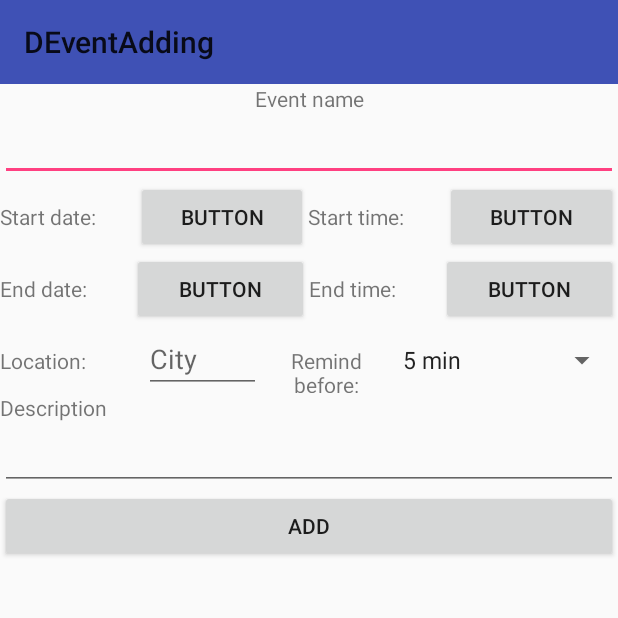
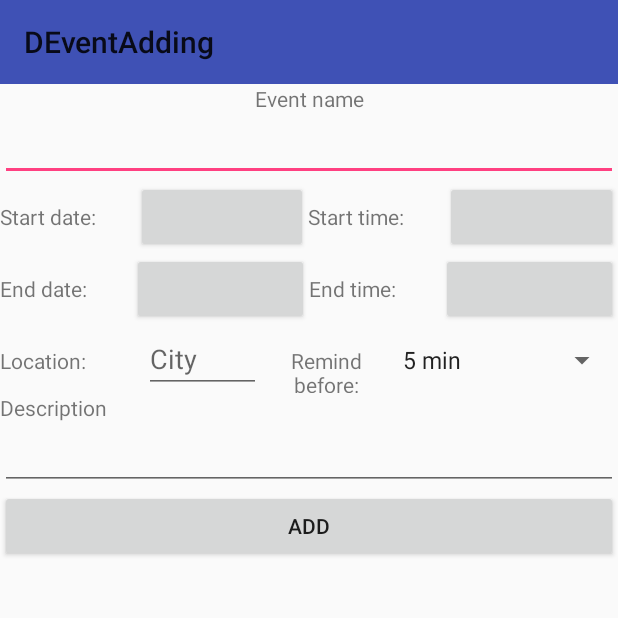
Before and after one commit to DSquare68/DCalendar, an Android app: the DEventAdding screen opened directly, with no data from a screen before it, on a phone screen of 412 x 824 dp, the top half of it. Run offline under Robolectric (Android 15) with nearby library versions, the phone set to English and light mode, and no system bars.

Commit message:
Working on DEventAdding

```diff
--- a/dcalendar/src/main/java/com/daniel/dcalendar/dview/DDay.java
+++ b/dcalendar/src/main/java/com/daniel/dcalendar/dview/DDay.java
@@ -8,6 +8,7 @@ import android.widget.LinearLayout;
 
 import com.daniel.dcalendar.R;
 import com.daniel.dcalendar.logic.view.DDayLogic;
+import com.daniel.dcalendar.logic.view.DEventAddingLogic;
 
 
 public class DDay extends android.support.v7.widget.AppCompatButton {
@@ -18,7 +19,7 @@ public class DDay extends android.support.v7.widget.AppCompatButton {
     private boolean setDefault;
     private boolean isEvent;
 
-    public DDay(Context context,int dayNumber, boolean setDefault, boolean isEvent) {
+    public DDay(Context context, final int dayNumber, boolean setDefault, boolean isEvent) {
         super(context);
         setText(String.valueOf(dayNumber));
         this.isEvent=isEvent;
--- a/dcalendar/src/main/java/com/daniel/dcalendar/dview/DEventAdding.java
+++ b/dcalendar/src/main/java/com/daniel/dcalendar/dview/DEventAdding.java
@@ -11,11 +11,15 @@ import android.widget.Spinner;
 import com.daniel.dcalendar.R;
 import com.daniel.dcalendar.logic.view.DEventAddingLogic;
 
+import java.text.SimpleDateFormat;
+import java.util.Date;
+
 public class DEventAdding extends AppCompatActivity {
 
     public static Button startDateButton;
     public static Button endDateButton;
     public static Button startTime, endTime;
+    public static Button add;
     public static EditText name, localization, description;
     public static Spinner reminder;
 
@@ -27,11 +31,15 @@ public class DEventAdding extends AppCompatActivity {
         setSupportActionBar((android.support.v7.widget.Toolbar) findViewById(R.id.toolbar));
         findViews();
         setListeners();
+        //setHints();
     }
 
     private void setListeners() {
         startDateButton.setOnClickListener(DEventAddingLogic.setOnClickListener(true,this));
         endDateButton.setOnClickListener(DEventAddingLogic.setOnClickListener(false,this));
+
+        startTime.setOnClickListener(DEventAddingLogic.setOnClickListenerTime(true,this));
+        endTime.setOnClickListener(DEventAddingLogic.setOnClickListenerTime(false,this));
     }
 
     private void findViews() {
@@ -46,6 +54,22 @@ public class DEventAdding extends AppCompatActivity {
         reminder = findViewById(R.id.reminder_spinner);
 
         description = findViewById(R.id.description_edit_text);
+
+        add = findViewById(R.id.add);
+    }
+
+    private void setHints() {
+        // TODO this works if adding to present day.
+        SimpleDateFormat sDate = new SimpleDateFormat("dd.MM.yyyy");
+        SimpleDateFormat time = new SimpleDateFormat("HH:00");
+        Date date = new Date();
+
+        startDateButton.setHint(sDate.format(date));
+        endDateButton.setHint(sDate.format(date));
+
+        startTime.setHint(time.format(date));
+        date.setHours(date.getHours()+1);
+        endTime.setHint(time.format(date));
     }
 
     public void addEvent(View view){
--- a/dcalendar/src/main/java/com/daniel/dcalendar/event/Columns.java
+++ b/dcalendar/src/main/java/com/daniel/dcalendar/event/Columns.java
@@ -3,7 +3,7 @@ package com.daniel.dcalendar.event;
 import android.provider.BaseColumns;
 
 public interface Columns extends BaseColumns {
-    String DATA_BASE_NAME = "drug.db";
+    String DATA_BASE_NAME = "dcalendar.db";
     int DATA_BASE_VERSION = 1;
 
     String TABLE_NAME="event";
--- a/dcalendar/src/main/java/com/daniel/dcalendar/logic/app/DateAndTime.java
+++ b/dcalendar/src/main/java/com/daniel/dcalendar/logic/app/DateAndTime.java
@@ -5,7 +5,7 @@ import java.util.Date;
 public class DateAndTime {
 
     public static Date toDate(String date, String time){
-        SimpleDateFormat sdf = new SimpleDateFormat("yyyy.MM.dd hh:mm");
+        SimpleDateFormat sdf = new SimpleDateFormat("dd.MM.yyyy HH:mm");
         return  sdf.parse(date+" "+time,null);
     }
 
--- a/dcalendar/src/main/res/layout/activity_devent_adding.xml
+++ b/dcalendar/src/main/res/layout/activity_devent_adding.xml
@@ -54,8 +54,7 @@
             android:id="@+id/start_date_button"
             android:layout_width="wrap_content"
             android:layout_height="wrap_content"
-            android:layout_weight="1"
-            android:text="Button" />
+            android:layout_weight="1" />
 
         <TextView
             android:id="@+id/start_time_text_view"
@@ -68,8 +67,7 @@
             android:id="@+id/start_time_button"
             android:layout_width="wrap_content"
             android:layout_height="wrap_content"
-            android:layout_weight="1"
-            android:text="Button" />
+            android:layout_weight="1" />
 
     </LinearLayout>
 
@@ -91,8 +89,7 @@
             android:id="@+id/end_date_button"
             android:layout_width="wrap_content"
             android:layout_height="wrap_content"
-            android:layout_weight="1"
-            android:text="Button" />
+            android:layout_weight="1" />
 
         <TextView
             android:id="@+id/end_time_text_view"
@@ -105,8 +102,7 @@
             android:id="@+id/end_time_button"
             android:layout_width="wrap_content"
             android:layout_height="wrap_content"
-            android:layout_weight="1"
-            android:text="Button" />
+            android:layout_weight="1" />
 
     </LinearLayout>
 
@@ -174,7 +170,7 @@
     </LinearLayout>
 
     <Button
-        android:id="@+id/button"
+        android:id="@+id/add"
         android:layout_width="match_parent"
         android:layout_height="wrap_content"
         android:text="@string/add"
```
Also changed, not shown: dcalendar/src/main/java/com/daniel/dcalendar/logic/view/DEventAddingLogic.java (+52 -1 lines).
